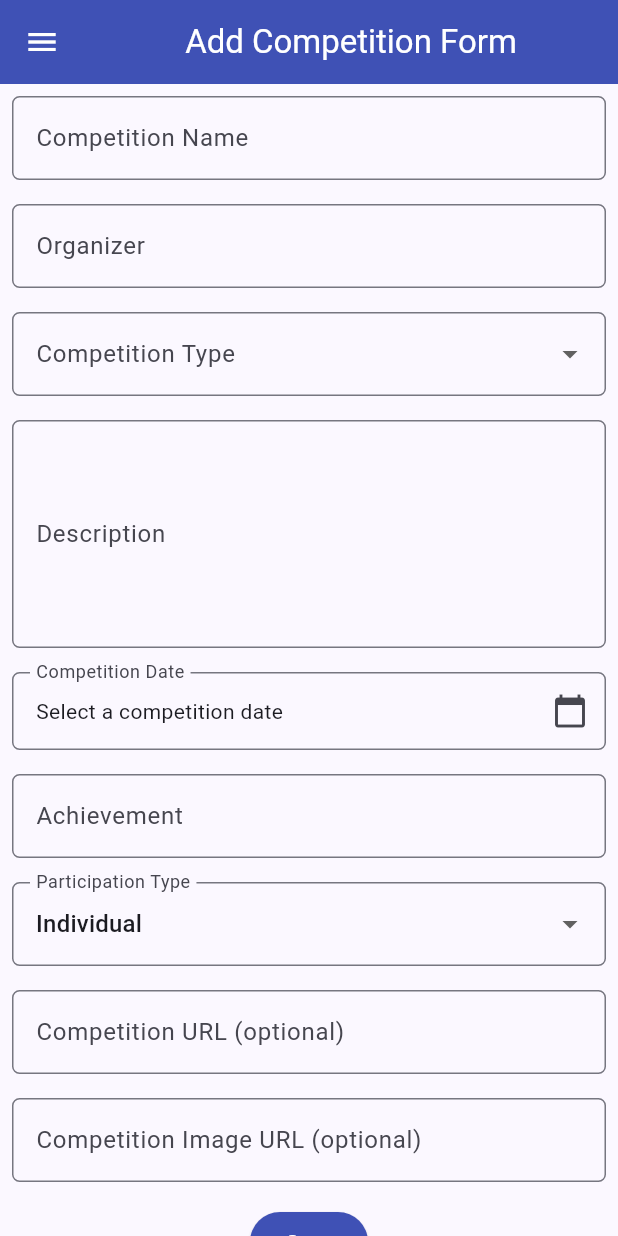
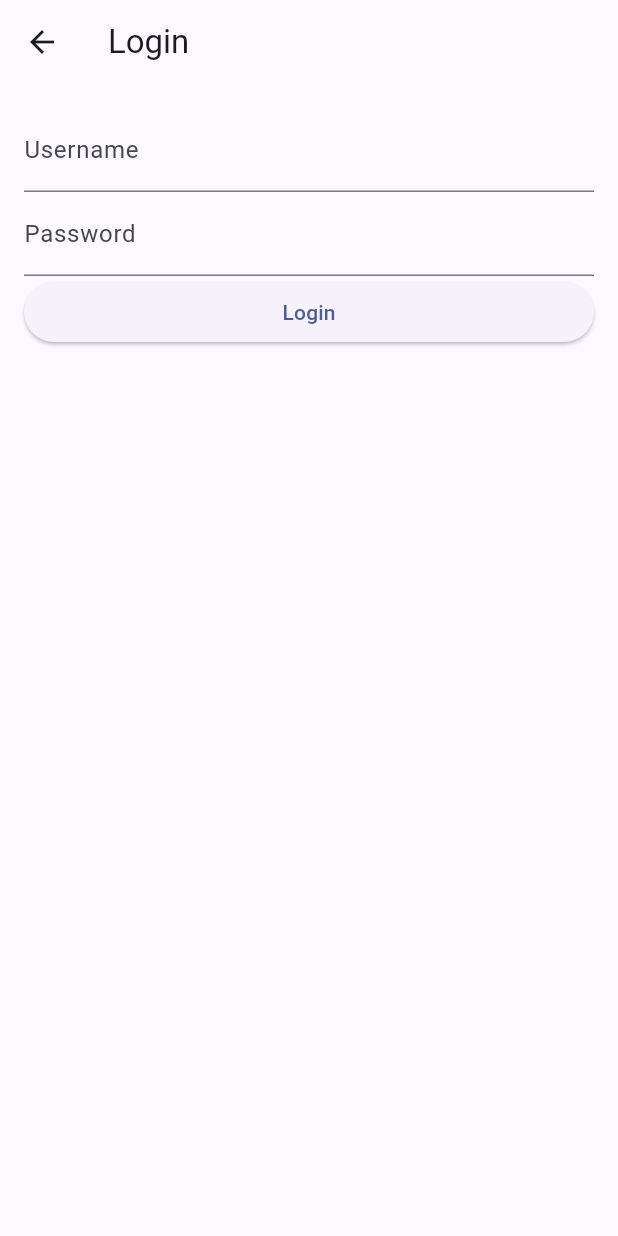
Before and after one commit to alyssasaaa/myportofolio_mobile, a Flutter app: the screen it shows after launch, in the side drawer, after a tap on "View Experiences", on a phone screen of 412 x 824 dp. Run offline on Flutter 3.47's test engine with Material 3 defaults, Android fonts, the phone set to English and light mode, and no system bars; generated files the repository leaves out were written again.

Commit message:
feat: complete tutorial 10 integrate experience API and add flutter CI

```diff
--- a/analysis_options.yaml
+++ b/analysis_options.yaml
@@ -11,6 +11,7 @@ include: package:flutter_lints/flutter.yaml
 
 analyzer:
   exclude:
+    - "**/*.g.dart"
     - build/**
     - android/**
     - ios/**
--- /dev/null
+++ b/lib/config.dart
@@ -0,0 +1,4 @@
+const apiBaseUrl = String.fromEnvironment(
+  'API_BASE_URL',
+  defaultValue: 'http://10.0.2.2:8000',
+);
--- a/lib/main.dart
+++ b/lib/main.dart
@@ -1,5 +1,11 @@
 import 'package:flutter/material.dart';
 import 'package:myportofolio_mobile/screens/menu.dart';
+
+import 'package:http/http.dart' as http;
+import 'package:provider/provider.dart';
+
+import 'services/api_client.dart';
+import 'services/auth_state.dart';
 
 void main() {
   runApp(const MyApp());
@@ -11,13 +17,27 @@ class MyApp extends StatelessWidget {
   // This widget is the root of your application.
   @override
   Widget build(BuildContext context) {
-    return MaterialApp(
-      title: 'MyPortfolio',
-      theme: ThemeData(
-        colorScheme: ColorScheme.fromSeed(seedColor: Colors.indigo, secondary: Colors.amber[700]),
-        useMaterial3: true,
+    return MultiProvider(
+      providers: [
+        Provider<ApiClient>(
+          create: (_) => ApiClient(http.Client()),
+          dispose: (_, api) => api.client.close(),
+        ),
+        ChangeNotifierProvider(
+          create: (context) => AuthState(context.read<ApiClient>()),
+        ),
+      ],
+      child: MaterialApp(
+        title: 'MyPortfolio',
+        theme: ThemeData(
+          colorScheme: ColorScheme.fromSeed(
+            seedColor: Colors.indigo,
+            secondary: Colors.amber[700],
+          ),
+          useMaterial3: true,
+        ),
+        home: MyHomePage(),
       ),
-      home: MyHomePage(),
     );
   }
 }
--- /dev/null
+++ b/lib/models/experience.dart
@@ -0,0 +1,41 @@
+import 'package:json_annotation/json_annotation.dart';
+
+part 'experience.g.dart';
+
+@JsonSerializable(fieldRename: FieldRename.snake)
+class Experience {
+  const Experience({
+    required this.title,
+    required this.description,
+    required this.category,
+    required this.stage,
+    this.thumbnail,
+    this.endedAt,
+    this.id,
+    this.startedAt,
+    this.isOngoing = true,
+    this.starCount = 0,
+    this.isStarred = false,
+    this.starredByNames = '',
+  });
+
+  final String title, description, category, stage;
+  final String? thumbnail;
+  final DateTime? endedAt;
+  @JsonKey(includeToJson: false)
+  final String? id;
+  @JsonKey(includeToJson: false)
+  final DateTime? startedAt;
+  @JsonKey(includeToJson: false)
+  final bool isOngoing;
+  @JsonKey(includeToJson: false)
+  final int starCount;
+  @JsonKey(includeToJson: false)
+  final bool isStarred;
+  @JsonKey(includeToJson: false)
+  final String starredByNames;
+
+  factory Experience.fromJson(Map<String, dynamic> json) =>
+      _$ExperienceFromJson(json);
+  Map<String, dynamic> toJson() => _$ExperienceToJson(this);
+}
--- /dev/null
+++ b/lib/screens/login_screen.dart
@@ -0,0 +1,71 @@
+import 'package:flutter/material.dart';
+import 'package:provider/provider.dart';
+
+import '../services/api_client.dart';
+import '../services/auth_state.dart';
+
+class LoginScreen extends StatefulWidget {
+  const LoginScreen({super.key});
+  @override
+  State<LoginScreen> createState() => _LoginScreenState();
+}
+
+class _LoginScreenState extends State<LoginScreen> {
+  final form = GlobalKey<FormState>();
+  String username = '', password = '';
+  bool busy = false;
+
+  Future<void> submit() async {
+    if (busy || !form.currentState!.validate()) return;
+    setState(() => busy = true);
+    try {
+      await context.read<AuthState>().login(username.trim(), password);
+      if (mounted) Navigator.pop(context, true);
+    } catch (error) {
+      if (mounted) {
+        ScaffoldMessenger.of(context).showSnackBar(
+          SnackBar(
+            content: Text(
+              error is ApiException
+                  ? error.toString()
+                  : 'Cannot reach the server.',
+            ),
+          ),
+        );
+      }
+    } finally {
+      if (mounted) setState(() => busy = false);
+    }
+  }
+
+  @override
+  Widget build(BuildContext context) => Scaffold(
+    appBar: AppBar(title: const Text('Login')),
+    body: Form(
+      key: form,
+      child: ListView(
+        padding: const EdgeInsets.all(16),
+        children: [
+          TextFormField(
+            decoration: const InputDecoration(labelText: 'Username'),
+            onChanged: (value) => username = value,
+            validator: (value) =>
+                value!.trim().isEmpty ? 'Enter your username.' : null,
+          ),
+          TextFormField(
+            decoration: const InputDecoration(labelText: 'Password'),
+            obscureText: true,
+            onChanged: (value) => password = value,
+            validator: (value) =>
+                value!.isEmpty ? 'Enter your password.' : null,
+            onFieldSubmitted: (_) => submit(),
+          ),
+          ElevatedButton(
+            onPressed: busy ? null : submit,
+            child: Text(busy ? 'Logging in…' : 'Login'),
+          ),
+        ],
+      ),
+    ),
+  );
+}
--- /dev/null
+++ b/lib/services/auth_state.dart
@@ -0,0 +1,31 @@
+import 'package:flutter/foundation.dart';
+
+import 'api_client.dart';
+
+class AuthState extends ChangeNotifier {
+  AuthState(this.api);
+  final ApiClient api;
+  String? _token;
+  String? get token => _token;
+  bool get isLoggedIn => _token != null;
+
+  Future<void> login(String username, String password) async {
+    _token = await api.obtainToken(username, password);
+    notifyListeners();
+  }
+
+  Future<void> logout() async {
+    final current = _token;
+    if (current == null) return;
+    try {
+      await api.logout(current);
+    } finally {
+      clear();
+    }
+  }
+
+  void clear() {
+    _token = null;
+    notifyListeners();
+  }
+}
--- /dev/null
+++ b/lib/widgets/auth_guard.dart
@@ -0,0 +1,40 @@
+import 'package:flutter/material.dart';
+import 'package:provider/provider.dart';
+
+import '../screens/experience_form.dart';
+import '../screens/login_screen.dart';
+import '../services/auth_state.dart';
+
+Future<bool> ensureLoggedIn(BuildContext context) async {
+  if (context.read<AuthState>().isLoggedIn) return true;
+  return await Navigator.push<bool>(
+        context,
+        MaterialPageRoute(builder: (_) => const LoginScreen()),
+      ) ??
+      false;
+}
+
+Future<void> openExperienceForm(BuildContext context) async {
+  if (await ensureLoggedIn(context) && context.mounted) {
+    await Navigator.push(
+      context,
+      MaterialPageRoute(builder: (_) => const ExperienceFormPage()),
+    );
+  }
+}
+
+Future<void> logout(BuildContext context) async {
+  final messenger = ScaffoldMessenger.of(context);
+  try {
+    await context.read<AuthState>().logout();
+    messenger.showSnackBar(const SnackBar(content: Text('Logged out.')));
+  } catch (_) {
+    messenger.showSnackBar(
+      const SnackBar(
+        content: Text(
+          'Signed out locally. Server logout could not be confirmed.',
+        ),
+      ),
+    );
+  }
+}
--- a/lib/widgets/experience_card.dart
+++ b/lib/widgets/experience_card.dart
@@ -1,6 +1,12 @@
 import 'package:flutter/material.dart';
 import 'package:myportofolio_mobile/screens/menu.dart';
-import 'package:myportofolio_mobile/screens/experience_form.dart';
+
+import '../screens/experience_list.dart';
+import '../widgets/auth_guard.dart';
+import '../services/auth_state.dart';
+
+import 'package:provider/provider.dart';
+
 import 'package:myportofolio_mobile/screens/competition_form.dart';
 
 class ItemCard extends StatelessWidget {
@@ -10,26 +16,43 @@ class ItemCard extends StatelessWidget {
 
   @override
   Widget build(BuildContext context) {
+    final loggedIn = context.watch<AuthState>().isLoggedIn;
+    final label = item.name == "Logout" && !loggedIn ? "Login" : item.name;
     return Material(
       color: item.color,
       borderRadius: BorderRadius.circular(12),
       child: InkWell(
         onTap: () {
+          if (item.name == "Add Experiences") {
+            openExperienceForm(context);
+            return;
+          }
+          if (item.name == "View Experiences") {
+            Navigator.push(
+              context,
+              MaterialPageRoute(builder: (_) => const ExperienceListPage()),
+            );
+            return;
+          }
+          if (item.name == "Logout") {
+            if (loggedIn) {
+              logout(context);
+            } else {
+              ensureLoggedIn(context);
+            }
+            return;
+          }
           ScaffoldMessenger.of(context)
             ..hideCurrentSnackBar()
             ..showSnackBar(
-              SnackBar(content: Text("You pressed the ${item.name} button!"))
+              SnackBar(content: Text("You pressed the ${item.name} button!")),
             );
-          // Navigate to the experience form from its action card.
-          if (item.name == "Add Experiences") {
+          if (item.name == "Add Competitions") {
             Navigator.push(
               context,
-              MaterialPageRoute(builder: (context) => const ExperienceFormPage()),
-            );
-          } else if (item.name == "Add Competitions") {
-            Navigator.push(
-              context,
-              MaterialPageRoute(builder: (context) => const CompetitionFormPage()),
+              MaterialPageRoute(
+                builder: (context) => const CompetitionFormPage(),
+              ),
             );
           }
         },
@@ -40,13 +63,13 @@ class ItemCard extends StatelessWidget {
               mainAxisAlignment: MainAxisAlignment.center,
               children: [
                 Icon(
-                  item.icon,
+                  label == "Login" ? Icons.login : item.icon,
                   color: Colors.white,
                   size: 30.0,
                 ),
                 const Padding(padding: EdgeInsets.all(3)),
                 Text(
-                  item.name,
+                  label,
                   textAlign: TextAlign.center,
                   style: const TextStyle(color: Colors.white),
                 ),
--- a/lib/widgets/left_drawer.dart
+++ b/lib/widgets/left_drawer.dart
@@ -1,12 +1,21 @@
 import 'package:flutter/material.dart';
 import 'package:myportofolio_mobile/screens/menu.dart';
-import 'package:myportofolio_mobile/screens/experience_form.dart';
+
+import '../screens/experience_list.dart';
+import '../widgets/auth_guard.dart';
+import '../services/auth_state.dart';
+
+import 'package:provider/provider.dart';
+
 import 'package:myportofolio_mobile/screens/competition_form.dart';
+
 class LeftDrawer extends StatelessWidget {
   const LeftDrawer({super.key});
 
   @override
   Widget build(BuildContext context) {
+    final loggedIn = context.watch<AuthState>().isLoggedIn;
+    final scaffold = Scaffold.of(context);
     return Drawer(
       child: ListView(
         children: [
@@ -27,16 +36,12 @@ class LeftDrawer extends StatelessWidget {
                 ),
                 SizedBox(height: 10),
                 Text(
-                  'Explore personal projects and experiences!',
-                  style: TextStyle(
-                    fontSize: 15,
-                    color: Colors.white,
-                  ),
+                  'Explore personal competitions and experiences!',
+                  style: TextStyle(fontSize: 15, color: Colors.white),
                 ),
               ],
             ),
           ),
-          // TODO: Add the navigation entries
           ListTile(
             leading: const Icon(Icons.home_outlined),
             title: const Text('Home'),
@@ -44,23 +49,27 @@ class LeftDrawer extends StatelessWidget {
             onTap: () {
               Navigator.pushReplacement(
                 context,
-                MaterialPageRoute(
-                  builder: (context) => MyHomePage(),
-                ),
+                MaterialPageRoute(builder: (context) => MyHomePage()),
+              );
+            },
+          ),
+          ListTile(
+            leading: const Icon(Icons.work_outline),
+            title: const Text('View Experiences'),
+            onTap: () {
+              scaffold.closeDrawer();
+              Navigator.push(
+                context,
+                MaterialPageRoute(builder: (_) => const ExperienceListPage()),
               );
             },
           ),
           ListTile(
             leading: const Icon(Icons.add_circle_outline),
             title: const Text('Add Experiences'),
-            // Navigate to the Add Experiences screen
             onTap: () {
-              Navigator.pushReplacement(
-                context,
-                MaterialPageRoute(
-                  builder: (context) => const ExperienceFormPage(),
-                ),
-              );
+              scaffold.closeDrawer();
+              openExperienceForm(scaffold.context);
             },
           ),
           ListTile(
@@ -75,6 +84,18 @@ class LeftDrawer extends StatelessWidget {
               );
             },
           ),
+          ListTile(
+            leading: Icon(loggedIn ? Icons.logout : Icons.login),
+            title: Text(loggedIn ? 'Logout' : 'Login'),
+            onTap: () {
+              scaffold.closeDrawer();
+              if (loggedIn) {
+                logout(scaffold.context);
+              } else {
+                ensureLoggedIn(scaffold.context);
+              }
+            },
+          ),
         ],
       ),
     );
--- a/pubspec.yaml
+++ b/pubspec.yaml
@@ -34,6 +34,9 @@ dependencies:
   # The following adds the Cupertino Icons font to your application.
   # Use with the CupertinoIcons class for iOS style icons.
   cupertino_icons: ^1.0.8
+  http: ^1.6.0
+  provider: ^6.1.5+1
+  json_annotation: ^4.12.0
 
 dev_dependencies:
   flutter_test:
@@ -45,6 +48,8 @@ dev_dependencies:
   # package. See that file for information about deactivating specific lint
   # rules and activating additional ones.
   flutter_lints: ^6.0.0
+  build_runner: ^2.17.1
+  json_serializable: ^6.15.2
 
 # For information on the generic Dart part of this file, see the
 # following page: https://dart.dev/tools/pub/pubspec
```
Also changed, not shown: lib/screens/competition_form.dart (+24 -11 lines), lib/screens/experience_form.dart (+64 -52 lines), lib/screens/experience_list.dart (added, +130 -0 lines), lib/screens/menu.dart (+26 -7 lines), lib/services/api_client.dart (added, +92 -0 lines), .github/workflows/main.yaml (added), pubspec.lock, 4 other files.
